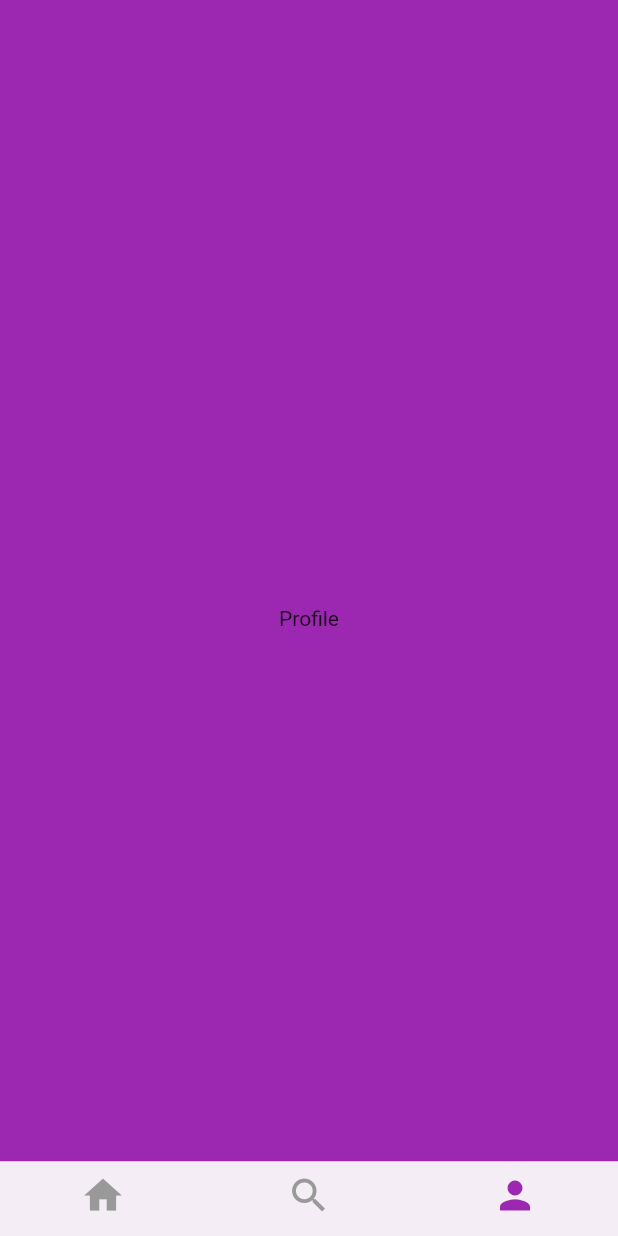
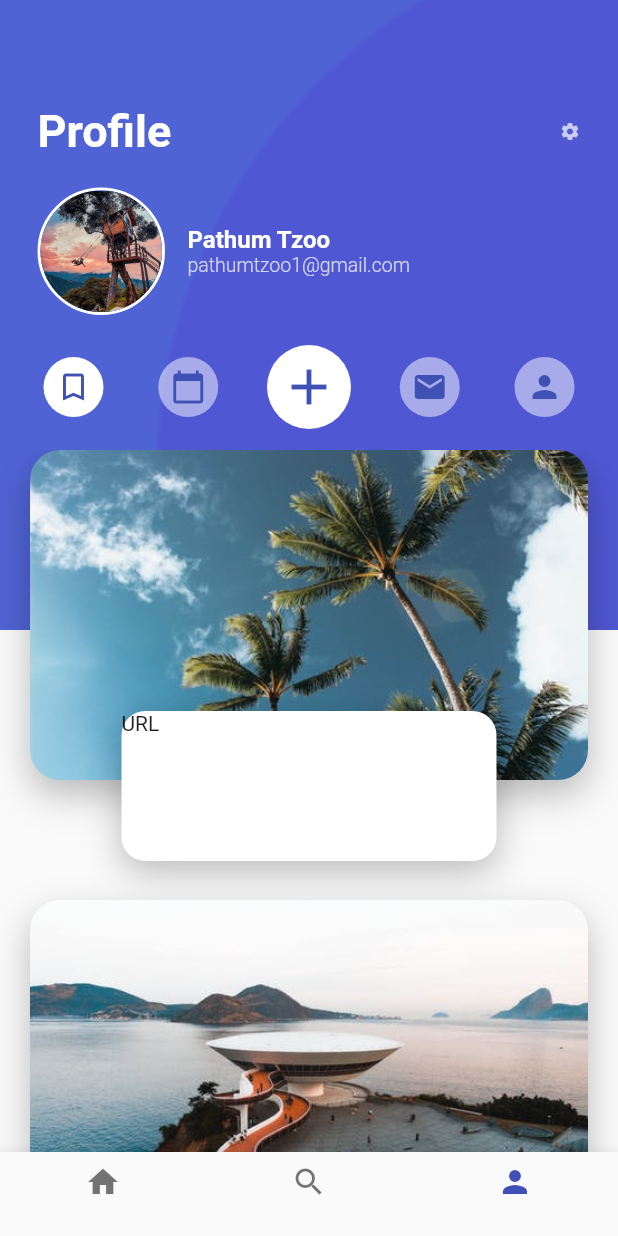
Before and after one commit to marcedroid/flutter_demo-travel, a Flutter app: the screen it shows after launch, item 3 of the bottom bar chosen, on a phone screen of 412 x 824 dp. Run offline on Flutter 3.47's test engine with Material 2 defaults, Android fonts, the phone set to English and light mode, and no system bars.

Commit message:
Avances clase 36

```diff
--- a/lib/main.dart
+++ b/lib/main.dart
@@ -1,24 +1,27 @@
 import 'package:flutter/material.dart';
 import 'project_navigation.dart';
 import 'package:flutter/rendering.dart';
-import 'project_navigation_cupertino.dart';
+import 'package:flutter/services.dart';
 
 void main(){
   debugPaintSizeEnabled=false;
   runApp(MyApp());
 }
-
 class MyApp extends StatelessWidget {
   // This widget is the root of your application.
 
   @override
   Widget build(BuildContext context) {
+
+    //Status bar color
+    SystemChrome.setSystemUIOverlayStyle(SystemUiOverlayStyle.light);
+
     return MaterialApp(
       title: 'Flutter Travel',
       theme: ThemeData(
         primarySwatch: Colors.blue
       ),
-      home: ProjectNavigationCupertino()
+      home: ProjectNavigation()
     );
   }
 
--- a/lib/project_navigation.dart
+++ b/lib/project_navigation.dart
@@ -34,7 +34,7 @@ class _ProjectNavigation extends State<ProjectNavigation> {
       appBar: null,
       body: navigationWidget[navigationIndex],
       bottomNavigationBar: BottomNavigationBar(
-        fixedColor: Colors.purple,
+        fixedColor: Colors.indigo,
         currentIndex: navigationIndex,
         onTap: changeView,
         items: [
--- /dev/null
+++ b/lib/views/profile/card.dart
@@ -0,0 +1,55 @@
+import 'package:flutter/material.dart';
+
+class OwcCard extends StatelessWidget {
+
+  final String imagePath;
+
+  OwcCard(this.imagePath);
+
+  @override
+  Widget build(BuildContext context) {
+    return Container(
+      height: 220.0,
+      margin: EdgeInsets.only(
+        left: 20.0,
+        right: 20.0,
+        bottom: 80.0,
+      ),
+      decoration: BoxDecoration(
+        shape: BoxShape.rectangle,
+        borderRadius: BorderRadius.all(Radius.circular(20.0)),
+        boxShadow: <BoxShadow>[
+          BoxShadow(
+            color: Colors.black26,
+            blurRadius: 20.0,
+            offset: Offset(0.0, 10.0)
+          )
+        ],
+        image: DecorationImage(
+          image: AssetImage(this.imagePath),
+          fit: BoxFit.cover
+        )
+      ),
+      child: Align(
+        alignment: Alignment(0.0, 1.9),
+        child: Container(
+          width: 250.0,
+          height: 100.0,
+          decoration: BoxDecoration(
+            color: Colors.white,
+            borderRadius: BorderRadius.all(Radius.circular(16.0)),
+            boxShadow: <BoxShadow> [
+              BoxShadow(
+                color: Colors.black26,
+                blurRadius: 20.0,
+                offset: Offset(0.0, 7.0)
+              )
+            ],
+          ),
+          child: Text("URL"),
+        ),
+      ),
+    );
+  }
+
+}
--- /dev/null
+++ b/lib/views/profile/card_list.dart
@@ -0,0 +1,19 @@
+import 'package:flutter/material.dart';
+import 'card.dart';
+
+class OwcCarlList extends StatelessWidget {
+
+  @override
+  Widget build(BuildContext context) {
+    return ListView(
+      children: <Widget>[
+        OwcCard("assets/images/photos/photo-1.jpg"),
+        OwcCard("assets/images/photos/photo-2.jpg"),
+        OwcCard("assets/images/photos/photo-3.jpg"),
+        OwcCard("assets/images/photos/photo-4.jpg"),
+        OwcCard("assets/images/photos/photo-5.jpg"),
+      ],
+    );
+  }
+
+}
--- /dev/null
+++ b/lib/views/profile/header.dart
@@ -0,0 +1,174 @@
+import 'package:flutter/material.dart';
+
+class Header extends StatelessWidget {
+
+  Widget oweGradient = Container(
+    height: 420.0,
+    decoration: BoxDecoration(
+        gradient: RadialGradient(
+            colors: [
+              Color(0xFF4f57d3),
+              Color(0xFF4f63d4),
+            ],
+            radius: 0.9,
+            stops: [0.99, 1.0],
+            center: Alignment(1.3, 0.5)
+        )
+    ),
+  );
+
+  Widget oweProfileTxt = Container(
+    margin: EdgeInsets.only(
+      top: 70.0,
+      left: 25.0,
+      right: 25.0
+    ),
+    child: Row(
+      mainAxisAlignment: MainAxisAlignment.spaceBetween,
+      children: <Widget>[
+        Text(
+            "Profile",
+          style: TextStyle(
+            color: Colors.white,
+            fontSize: 30.0,
+            fontWeight: FontWeight.bold
+          ),
+        ),
+        Icon(
+          Icons.settings,
+          size: 14.0,
+          color: Color.fromRGBO(255, 255, 255, 0.7),
+        )
+      ],
+    ),
+  );
+
+  Widget oweProfileData = Container(
+    margin: EdgeInsets.only(
+      left: 25.0,
+      right: 25.0,
+      top: 20.0
+    ),
+    child: Row(
+      mainAxisAlignment: MainAxisAlignment.start,
+      crossAxisAlignment: CrossAxisAlignment.center,
+      children: <Widget>[
+        Container(
+          width: 85.0,
+          height: 85.0,
+          margin: EdgeInsets.only(right: 15.0),
+          decoration: BoxDecoration(
+            shape: BoxShape.circle,
+            border: Border.all(color: Colors.white, width: 2.0)
+          ),
+          child: CircleAvatar(backgroundImage: AssetImage("assets/images/avatars/avatar-4.jpg")),
+        ),
+        Column(
+          crossAxisAlignment: CrossAxisAlignment.start,
+          children: <Widget>[
+            Text(
+              "Pathum Tzoo",
+              style: TextStyle(
+                color: Colors.white,
+                fontSize: 16.0,
+                fontWeight: FontWeight.bold,
+              ),
+            ),
+
+            Text(
+              "pathumtzoo1@gmail.com",
+              style: TextStyle(
+                color: Color.fromRGBO(255, 255, 255, 0.75),
+                fontSize: 13.0,
+                fontWeight: FontWeight.w300,
+                height: 1.2
+              ),
+            )
+          ],
+        )
+      ],
+    ),
+  );
+
+  Widget oweButtons = Container(
+    margin: EdgeInsets.only(
+      top: 20.0,
+      left: 25.0,
+      right: 25.0
+    ),
+    child: Row(
+      mainAxisAlignment: MainAxisAlignment.spaceBetween,
+      crossAxisAlignment: CrossAxisAlignment.center,
+      children: <Widget>[
+        FloatingActionButton(
+          mini: true,
+          child: Icon(
+            Icons.bookmark_border,
+            color: Colors.indigo,
+          ),
+          disabledElevation: 0.0,
+          backgroundColor: Colors.white,
+        ),
+
+        FloatingActionButton(
+          mini: true,
+          child: Icon(
+            Icons.calendar_today,
+            color: Colors.indigo
+          ),
+          disabledElevation: 0.0,
+          backgroundColor: Color.fromRGBO(255, 255, 255, 0.5),
+        ),
+
+        FloatingActionButton(
+          mini: false,
+          child: Icon(
+            Icons.add,
+            color: Colors.indigo,
+            size: 40.0,
+          ),
+          disabledElevation: 0.0,
+          backgroundColor: Colors.white,
+        ),
+
+        FloatingActionButton(
+          mini: true,
+          child: Icon(
+            Icons.email,
+            color: Colors.indigo
+          ),
+          disabledElevation: 0.0,
+          backgroundColor: Color.fromRGBO(255, 255, 255, 0.5),
+        ),
+
+        FloatingActionButton(
+          mini: true,
+          child: Icon(
+            Icons.person,
+            color: Colors.indigo,
+          ),
+          disabledElevation: 0.0,
+          backgroundColor: Color.fromRGBO(255, 255, 255, 0.5),
+        )
+      ],
+    ),
+  );
+
+  @override
+  Widget build(BuildContext context) {
+    return Stack(
+      children: <Widget>[
+        oweGradient,
+        Column(
+          crossAxisAlignment: CrossAxisAlignment.start,
+          children: <Widget>[
+            oweProfileTxt,
+            oweProfileData,
+            oweButtons
+          ],
+        )
+      ],
+    );
+  }
+
+}
--- a/lib/views/profile/profile_view.dart
+++ b/lib/views/profile/profile_view.dart
@@ -1,14 +1,19 @@
 import 'package:flutter/material.dart';
+import 'header.dart';
+import 'card_list.dart';
 
 class ProfileView extends StatelessWidget {
 
   @override
   Widget build(BuildContext context) {
-    return Container(
-      color: Colors.purple,
-      child: Center(
-        child: Text("Profile"),
-      ),
+    return Stack(
+      children: <Widget>[
+        Header(),
+        Container(
+          margin: EdgeInsets.only(top: 300.0),
+          child: OwcCarlList(),
+        )
+      ],
     );
   }
 
```
